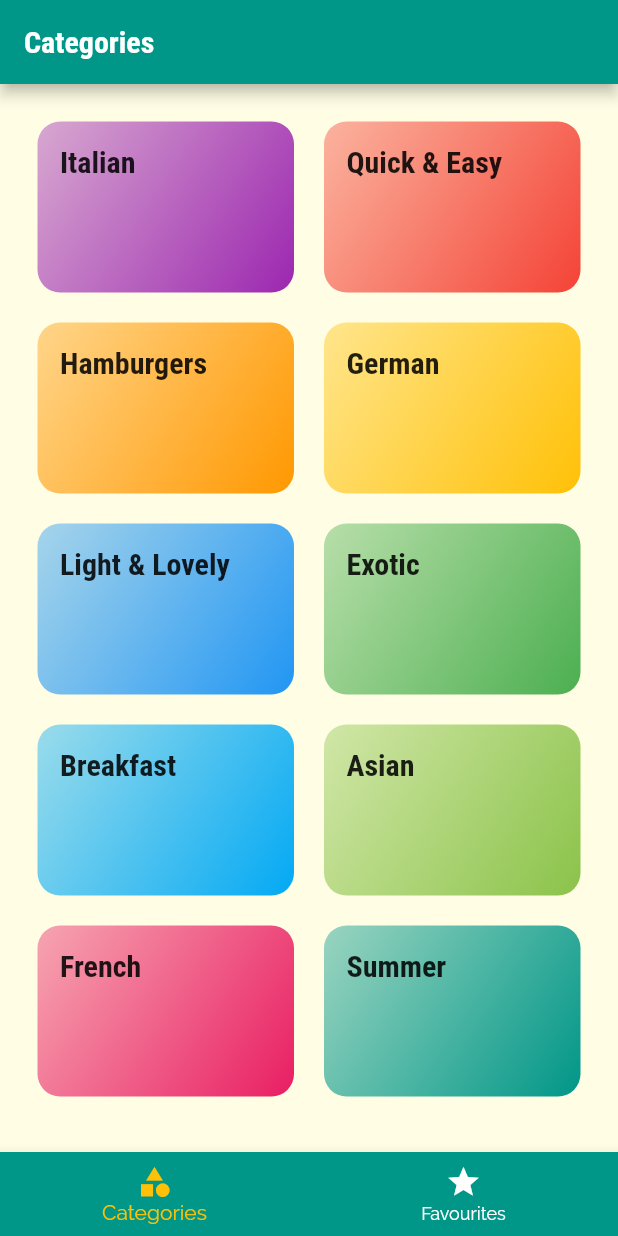
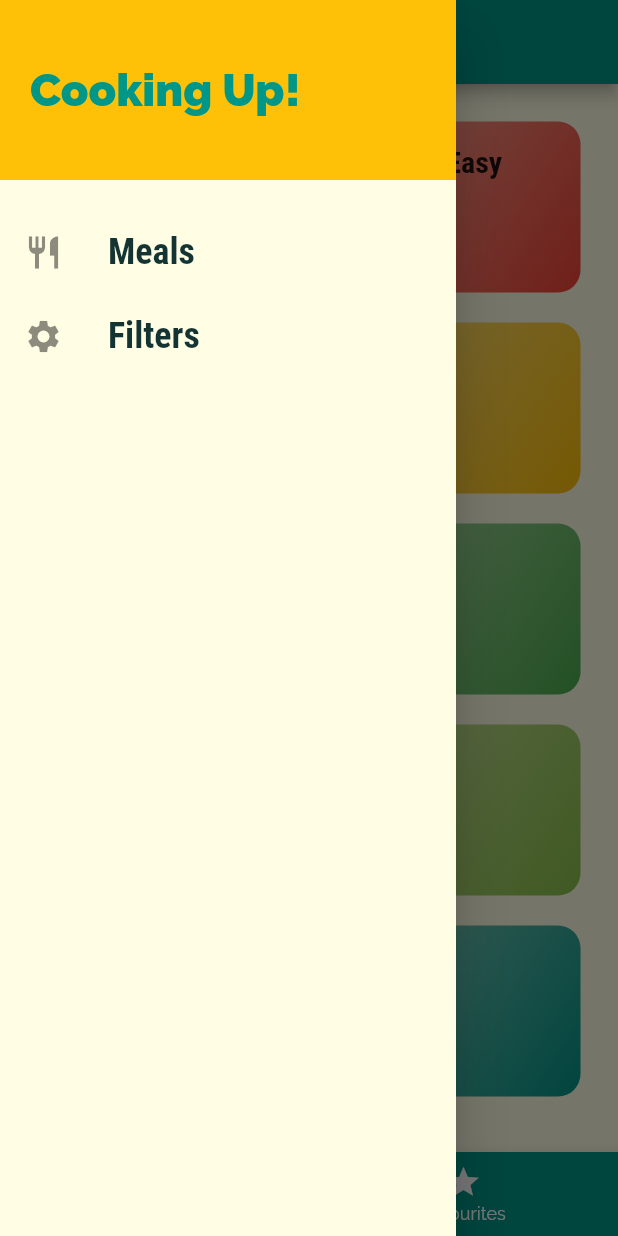
Before and after one commit to amanat-2003/meals_app, a Flutter app: the screen it shows after launch, with the side drawer open (before the commit the screen has no drawer), on a phone screen of 412 x 824 dp. Run offline on Flutter 3.47's test engine with Material 2 defaults, Android fonts, the phone set to English and light mode, and no system bars.

Commit message:
lec176 completed

```diff
--- a/lib/screens/tabs_screen.dart
+++ b/lib/screens/tabs_screen.dart
@@ -1,5 +1,6 @@
 import 'package:flutter/material.dart';
 
+import '../widgets/main_drawer.dart';
 import './favourites_screen.dart';
 import './categories_screen.dart';
 
@@ -30,6 +31,7 @@ class _TabsScreenState extends State<TabsScreen> {
       appBar: AppBar(
         title: Text(_pages[_selectedPageIndex]['title']),
       ),
+      drawer: MainDrawer(),
       body: _pages[_selectedPageIndex]['page'],
       bottomNavigationBar: BottomNavigationBar(
         onTap: _selectPage,
--- /dev/null
+++ b/lib/widgets/main_drawer.dart
@@ -0,0 +1,51 @@
+import 'package:flutter/material.dart';
+
+Widget buildListTile(String text, IconData icon) {
+  return ListTile(
+    leading: Icon(icon, size: 26),
+    title: Text(
+      text,
+      style: TextStyle(
+        fontFamily: 'RobotoCondensed',
+        fontSize: 24,
+        fontWeight: FontWeight.bold,
+      ),
+    ),
+    onTap: () {},
+  );
+}
+
+class MainDrawer extends StatelessWidget {
+  const MainDrawer({Key key}) : super(key: key);
+
+  @override
+  Widget build(BuildContext context) {
+    return Drawer(
+      child: Column(
+        children: [
+          Container(
+            height: 120,
+            width: double.infinity,
+            padding: EdgeInsets.all(20),
+            alignment: Alignment.centerLeft,
+            decoration: BoxDecoration(
+              color: Theme.of(context).accentColor,
+            ),
+            child: Text(
+              "Cooking Up!",
+              style: TextStyle(
+                fontWeight: FontWeight.w900,
+                fontFamily: 'Raleway',
+                fontSize: 30,
+                color: Theme.of(context).primaryColor,
+              ),
+            ),
+          ),
+          SizedBox(height: 20),
+          buildListTile("Meals", Icons.restaurant),
+          buildListTile("Filters", Icons.settings),
+        ],
+      ),
+    );
+  }
+}
```
